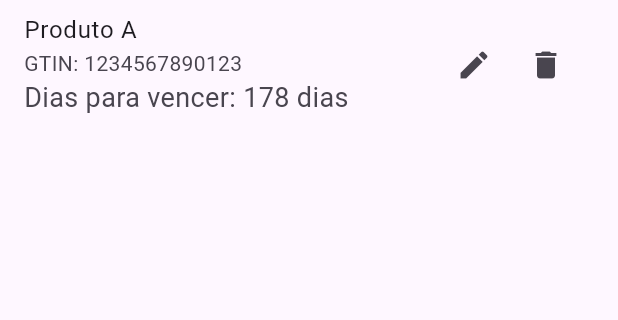
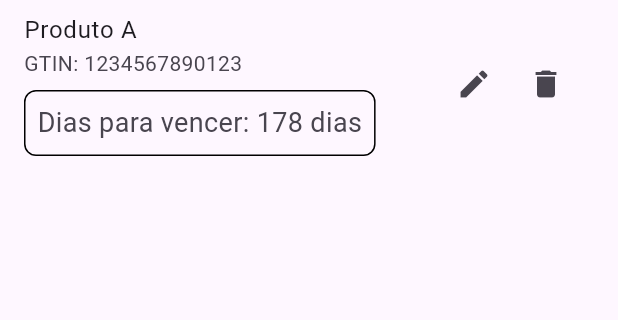
Before and after one commit to grplima/estoquesimples, a Flutter app: the screen it shows after launch, item 3 of the bottom bar chosen, on a phone screen of 412 x 824 dp, the part 84-404 px from its top. Run offline on Flutter 3.47's test engine with Material 3 defaults, Android fonts, the phone set to English and light mode, and no system bars; our stand-ins replace sqflite; missing offline and left inert: flutter_barcode_scanner; accounts and stored records are empty.

Commit message:
borda visualizaproduto

```diff
--- a/lib/pages/visualizaproduto.dart
+++ b/lib/pages/visualizaproduto.dart
@@ -69,8 +69,17 @@ class _VisualizaProdutoState extends State<VisualizaProduto> {
               crossAxisAlignment: CrossAxisAlignment.start,
               children: [
                 Text("GTIN: ${produtos[index].gtin}"),
-                Text("Dias para vencer: ${produtos[index].diasDeDiferenca()} dias",
-                  style: TextStyle(fontSize: 18.0)
+                SizedBox(height: 8.0),
+                Container(
+                  decoration: BoxDecoration(
+                    border: Border.all(color: Colors.black), // Adiciona uma borda apenas para este Container
+                    borderRadius: BorderRadius.all(Radius.circular(8.0)), // Opcional: Adiciona bordas arredondadas
+                  ),
+                  padding: EdgeInsets.all(8.0), // Adiciona espaçamento interno
+                  child: Text(
+                    "Dias para vencer: ${produtos[index].diasDeDiferenca()} dias",
+                    style: TextStyle(fontSize: 18.0),
+                  ),
                 ),
               ],
             ),
```
